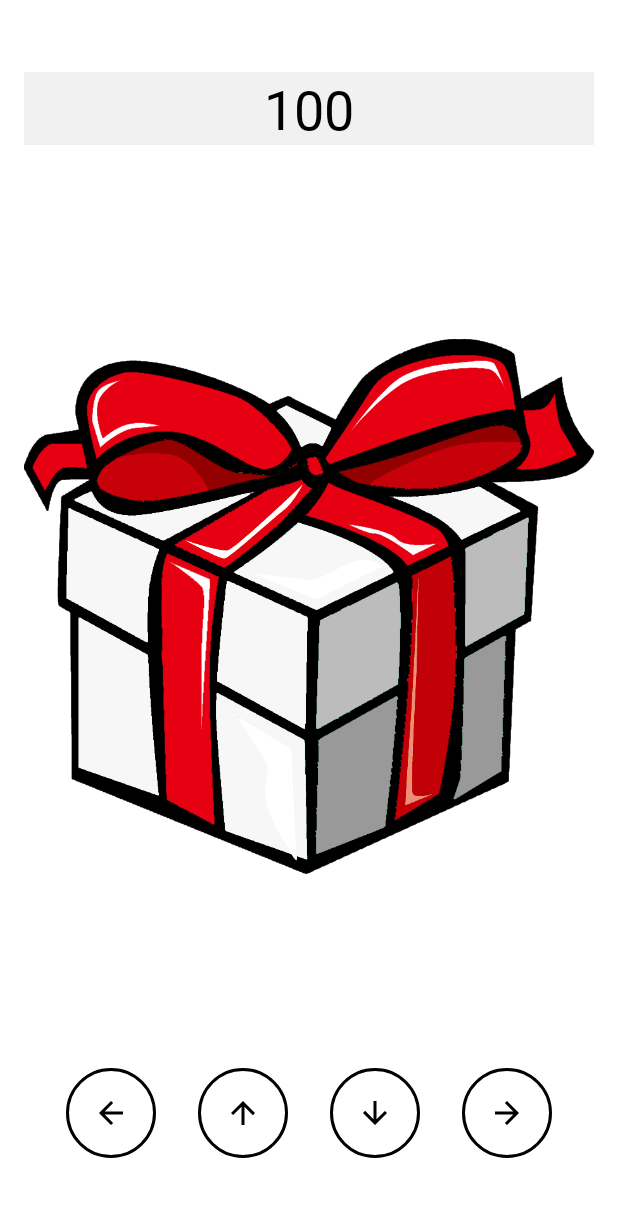
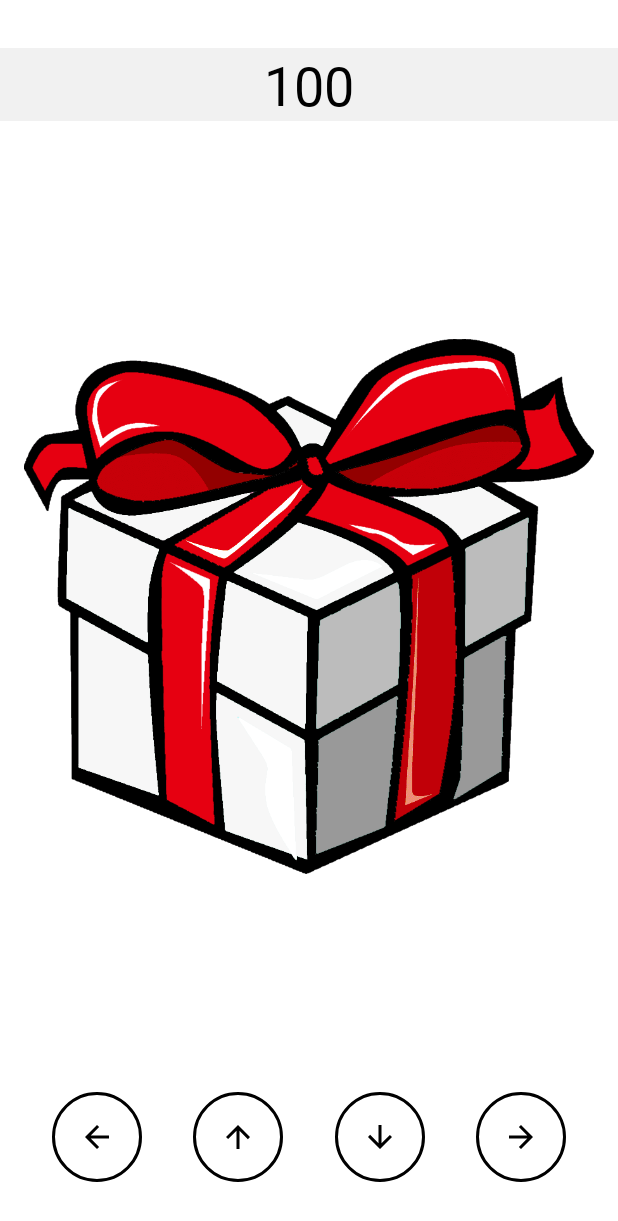
Before and after one commit to SaVyrin/GiftGame, an Android app: the GameFragment screen opened through its navigation route, on a phone screen of 412 x 824 dp. Shown: the top 1221 px of the screen. Run offline under Robolectric (Android 15) with nearby library versions, the phone set to English and light mode, and no system bars; our stand-ins replace Dagger/Hilt's generated code.

Commit message:
Remove redundant paddings

```diff
--- a/app/src/main/res/layout/activity_main.xml
+++ b/app/src/main/res/layout/activity_main.xml
@@ -6,7 +6,6 @@
     android:name="androidx.navigation.fragment.NavHostFragment"
     android:layout_width="match_parent"
     android:layout_height="match_parent"
-    android:padding="16dp"
     app:defaultNavHost="true"
     app:navGraph="@navigation/nav_graph"
     tools:context=".ui.MainActivity">
--- a/app/src/main/res/layout/fragment_game.xml
+++ b/app/src/main/res/layout/fragment_game.xml
@@ -29,8 +29,10 @@
 
     <ImageView
         android:id="@+id/present_image"
-        android:layout_width="wrap_content"
+        android:layout_width="0dp"
         android:layout_height="0dp"
+        android:layout_marginStart="16dp"
+        android:layout_marginEnd="16dp"
         android:scaleType="fitCenter"
         android:src="@drawable/present"
         app:layout_constraintBottom_toTopOf="@id/left_arrow_btn"
```
